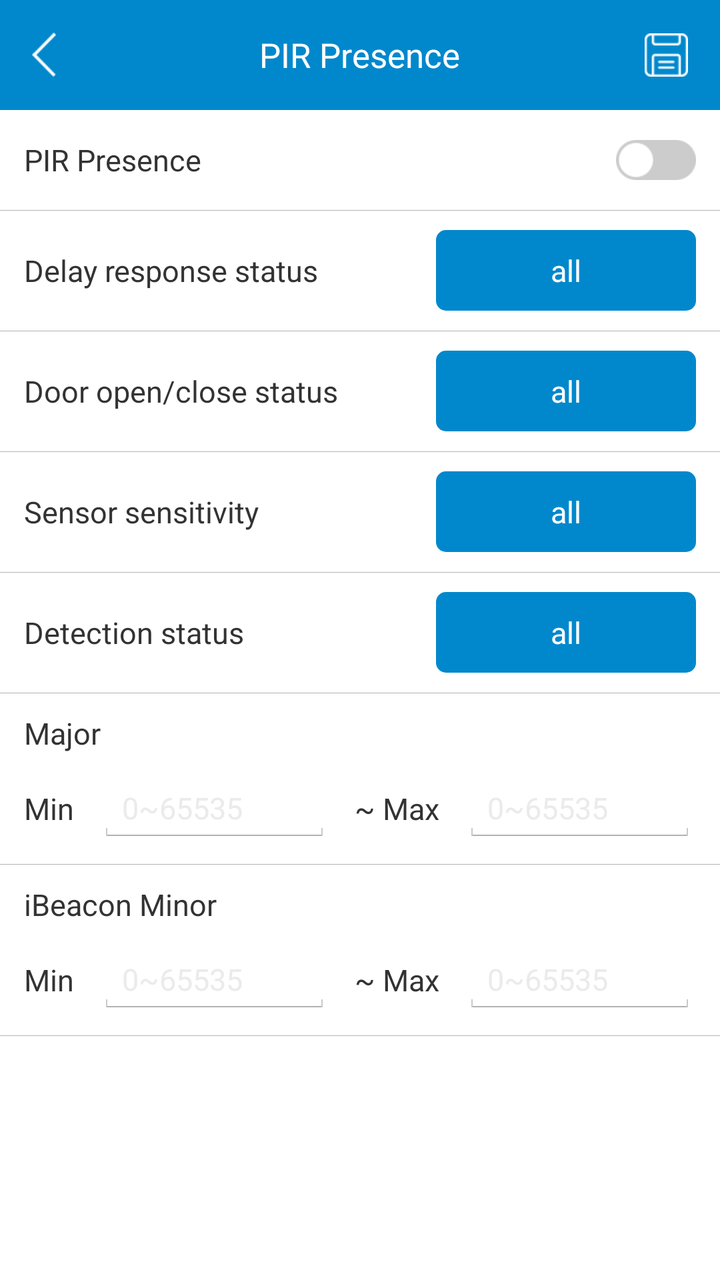
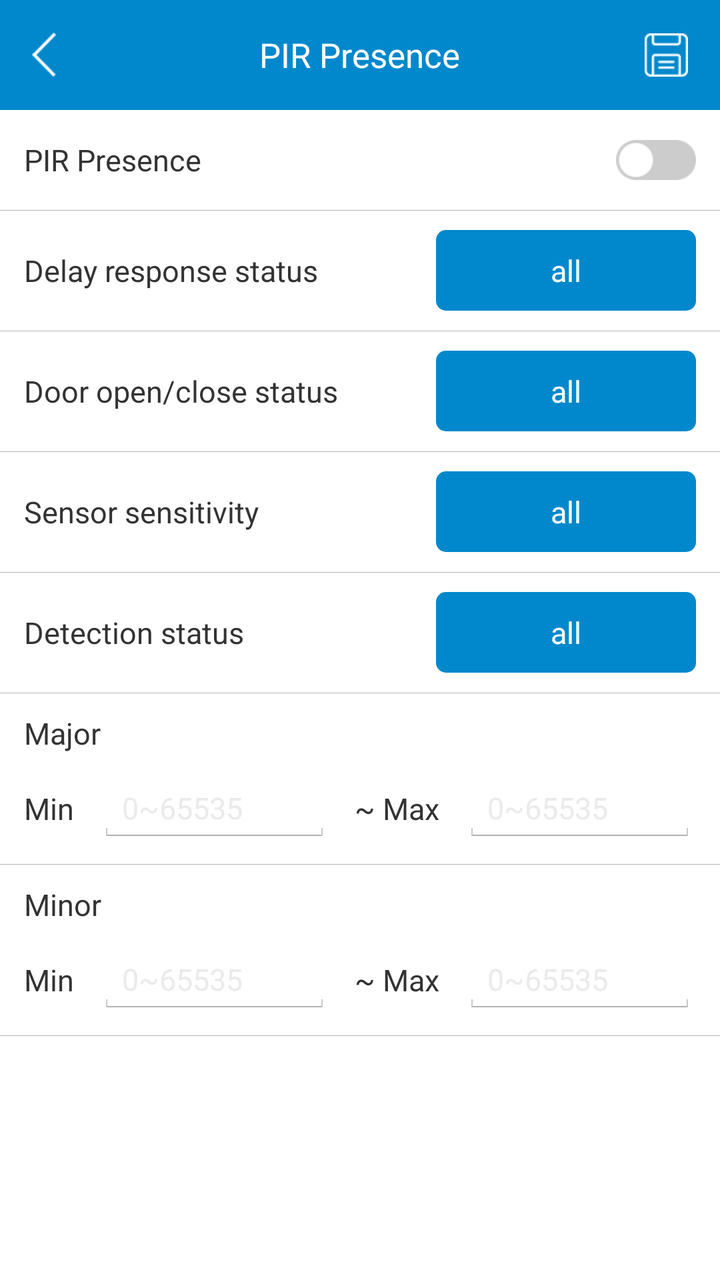

Before-and-after screenshots of an Android layout around one commit, followed by the original layout XML and the change that was made.
<!-- AndroidManifest.xml: application theme LaunchActivityTheme -->
<!-- res/layout/activity_filter_pir_mkgw7.xml -->
<?xml version="1.0" encoding="utf-8"?>
<LinearLayout xmlns:android="http://schemas.android.com/apk/res/android"
    xmlns:app="http://schemas.android.com/apk/res-auto"
    android:layout_width="match_parent"
    android:layout_height="match_parent"
    android:background="@color/white_ffffff"
    android:orientation="vertical">

    <RelativeLayout
        android:layout_width="match_parent"
        android:layout_height="55dp"
        android:background="@color/blue_0188cc">

        <TextView
            android:id="@+id/tv_back"
            android:layout_width="wrap_content"
            android:layout_height="match_parent"
            android:drawableLeft="@drawable/back"
            android:drawablePadding="6dp"
            android:gravity="center_vertical"
            android:onClick="onBack"
            android:paddingLeft="16dp"
            android:textColor="@color/white_ffffff"
            android:textSize="15sp" />

        <TextView
            android:id="@+id/tv_title"
            android:layout_width="wrap_content"
            android:layout_height="wrap_content"
            android:layout_centerInParent="true"
            android:text="PIR Presence"
            android:textColor="@color/white_ffffff"
            android:textSize="17sp" />

        <ImageView
            android:id="@+id/iv_save"
            android:layout_width="wrap_content"
            android:layout_height="match_parent"
            android:layout_alignParentRight="true"
            android:onClick="onSave"
            android:paddingLeft="16dp"
            android:paddingRight="16dp"
            android:src="@drawable/ic_save" />

    </RelativeLayout>

    <androidx.core.widget.NestedScrollView
        android:layout_width="match_parent"
        android:layout_height="match_parent"
        android:orientation="vertical">

        <androidx.constraintlayout.widget.ConstraintLayout
            android:layout_width="match_parent"
            android:layout_height="wrap_content"
            android:focusable="true"
            android:focusableInTouchMode="true">

            <CheckBox
                android:id="@+id/cb_pir"
                android:layout_width="0dp"
                android:layout_height="50dp"
                android:layout_marginLeft="12dp"
                android:layout_marginRight="12dp"
                android:button="@null"
                android:checked="false"
                android:drawableRight="@drawable/selector_cb_btn"
                android:text="PIR Presence"
                android:textColor="@color/black_333333"
                android:textSize="15sp"
                app:layout_constraintLeft_toLeftOf="parent"
                app:layout_constraintRight_toRightOf="parent"
                app:layout_constraintTop_toTopOf="parent" />

            <View
                style="@style/divider_line"
                android:layout_width="0dp"
                app:layout_constraintLeft_toLeftOf="parent"
                app:layout_constraintRight_toRightOf="parent"
                app:layout_constraintTop_toBottomOf="@id/cb_pir" />

            <TextView
                android:layout_width="wrap_content"
                android:layout_height="wrap_content"
                android:layout_marginLeft="12dp"
                android:text="Delay response status"
                android:textColor="@color/black_333333"
                android:textSize="15sp"
                app:layout_constraintBottom_toBottomOf="@id/tv_delay_resp_status"
                app:layout_constraintLeft_toLeftOf="parent"
                app:layout_constraintTop_toTopOf="@id/tv_delay_resp_status" />

            <TextView
                android:id="@+id/tv_delay_resp_status"
                android:layout_width="wrap_content"
                android:layout_height="wrap_content"
                android:layout_marginTop="10dp"
                android:layout_marginRight="12dp"
                android:background="@drawable/shape_radius_blue_btn_bg"
                android:gravity="center"
                android:minWidth="130dp"
                android:onClick="onDelayRespStatus"
                android:padding="10dp"
                android:text="all"
                android:textColor="@color/white_ffffff"
                android:textSize="15sp"
                app:layout_constraintRight_toRightOf="parent"
                app:layout_constraintTop_toBottomOf="@id/cb_pir" />

            <View
                style="@style/divider_line"
                android:layout_width="0dp"
                android:layout_marginTop="10dp"
                app:layout_constraintLeft_toLeftOf="parent"
                app:layout_constraintRight_toRightOf="parent"
                app:layout_constraintTop_toBottomOf="@id/tv_delay_resp_status" />
            <TextView
                android:layout_width="wrap_content"
                android:layout_height="wrap_content"
                android:layout_marginLeft="12dp"
                android:text="Door open/close status"
                android:textColor="@color/black_333333"
                android:textSize="15sp"
                app:layout_constraintBottom_toBottomOf="@id/tv_door_status"
                app:layout_constraintLeft_toLeftOf="parent"
                app:layout_constraintTop_toTopOf="@id/tv_door_status" />

            <TextView
                android:id="@+id/tv_door_status"
                android:layout_width="wrap_content"
                android:layout_height="wrap_content"
                android:layout_marginTop="20dp"
                android:layout_marginRight="12dp"
                android:background="@drawable/shape_radius_blue_btn_bg"
                android:gravity="center"
                android:minWidth="130dp"
                android:onClick="onDoorStatus"
                android:padding="10dp"
                android:text="all"
                android:textColor="@color/white_ffffff"
                android:textSize="15sp"
                app:layout_constraintRight_toRightOf="parent"
                app:layout_constraintTop_toBottomOf="@id/tv_delay_resp_status" />

            <View
                style="@style/divider_line"
                android:layout_width="0dp"
                android:layout_marginTop="10dp"
                app:layout_constraintLeft_toLeftOf="parent"
                app:layout_constraintRight_toRightOf="parent"
                app:layout_constraintTop_toBottomOf="@id/tv_door_status" />

            <TextView
                android:layout_width="wrap_content"
                android:layout_height="wrap_content"
                android:layout_marginLeft="12dp"
                android:text="Sensor sensitivity"
                android:textColor="@color/black_333333"
                android:textSize="15sp"
                app:layout_constraintBottom_toBottomOf="@id/tv_sensor_sensitivity"
                app:layout_constraintLeft_toLeftOf="parent"
                app:layout_constraintTop_toTopOf="@id/tv_sensor_sensitivity" />

            <TextView
                android:id="@+id/tv_sensor_sensitivity"
                android:layout_width="wrap_content"
                android:layout_height="wrap_content"
                android:layout_marginTop="20dp"
                android:layout_marginRight="12dp"
                android:background="@drawable/shape_radius_blue_btn_bg"
                android:gravity="center"
                android:minWidth="130dp"
                android:onClick="onSensorSensitivity"
                android:padding="10dp"
                android:text="all"
                android:textColor="@color/white_ffffff"
                android:textSize="15sp"
                app:layout_constraintRight_toRightOf="parent"
                app:layout_constraintTop_toBottomOf="@id/tv_door_status" />

            <View
                style="@style/divider_line"
                android:layout_width="0dp"
                android:layout_marginTop="10dp"
                app:layout_constraintLeft_toLeftOf="parent"
                app:layout_constraintRight_toRightOf="parent"
                app:layout_constraintTop_toBottomOf="@id/tv_sensor_sensitivity" />

            <TextView
                android:layout_width="wrap_content"
                android:layout_height="wrap_content"
                android:layout_marginLeft="12dp"
                android:text="Detection status"
                android:textColor="@color/black_333333"
                android:textSize="15sp"
                app:layout_constraintBottom_toBottomOf="@id/tv_detection_status"
                app:layout_constraintLeft_toLeftOf="parent"
                app:layout_constraintTop_toTopOf="@id/tv_detection_status" />

            <TextView
                android:id="@+id/tv_detection_status"
                android:layout_width="wrap_content"
                android:layout_height="wrap_content"
                android:layout_marginTop="20dp"
                android:layout_marginRight="12dp"
                android:background="@drawable/shape_radius_blue_btn_bg"
                android:gravity="center"
                android:minWidth="130dp"
                android:onClick="onDetectionStatus"
                android:padding="10dp"
                android:text="all"
                android:textColor="@color/white_ffffff"
                android:textSize="15sp"
                app:layout_constraintRight_toRightOf="parent"
                app:layout_constraintTop_toBottomOf="@id/tv_sensor_sensitivity" />

            <View
                style="@style/divider_line"
                android:layout_width="0dp"
                android:layout_marginTop="10dp"
                app:layout_constraintLeft_toLeftOf="parent"
                app:layout_constraintRight_toRightOf="parent"
                app:layout_constraintTop_toBottomOf="@id/tv_detection_status" />

            <TextView
                android:id="@+id/pir_major"
                android:layout_width="wrap_content"
                android:layout_height="wrap_content"
                android:layout_marginLeft="12dp"
                android:layout_marginTop="20dp"
                android:text="Major"
                android:textColor="@color/black_333333"
                android:textSize="15sp"
                app:layout_constraintLeft_toLeftOf="parent"
                app:layout_constraintTop_toBottomOf="@id/tv_detection_status" />

            <LinearLayout
                android:id="@+id/ll_pir_major"
                android:layout_width="0dp"
                android:layout_height="wrap_content"
                android:layout_marginTop="10dp"
                android:focusable="true"
                android:focusableInTouchMode="true"
                android:gravity="center_vertical"
                android:orientation="horizontal"
                android:paddingLeft="12dp"
                android:paddingRight="12dp"
                android:visibility="visible"
                app:layout_constraintLeft_toLeftOf="parent"
                app:layout_constraintRight_toRightOf="parent"
                app:layout_constraintTop_toBottomOf="@id/pir_major">

                <TextView
                    android:layout_width="wrap_content"
                    android:layout_height="wrap_content"
                    android:text="Min"
                    android:textColor="@color/black_333333"
                    android:textSize="15sp" />

                <EditText
                    android:id="@+id/et_pir_major_min"
                    android:layout_width="0dp"
                    android:layout_height="wrap_content"
                    android:layout_marginLeft="12dp"
                    android:layout_marginRight="12dp"
                    android:layout_weight="1.0"
                    android:hint="0~65535"
                    android:inputType="number"
                    android:maxLength="5"
                    android:textColor="@color/black_333333"
                    android:textColorHint="@color/grey_ebebeb"
                    android:textSize="15sp" />

                <TextView
                    android:layout_width="wrap_content"
                    android:layout_height="wrap_content"
                    android:text="~ Max"
                    android:textColor="@color/black_333333"
                    android:textSize="15sp" />

                <EditText
                    android:id="@+id/et_pir_major_max"
                    android:layout_width="0dp"
                    android:layout_height="wrap_content"
                    android:layout_marginLeft="12dp"
                    android:layout_weight="1.0"
                    android:hint="0~65535"
                    android:inputType="number"
                    android:maxLength="5"
                    android:textColor="@color/black_333333"
                    android:textColorHint="@color/grey_ebebeb"
                    android:textSize="15sp" />

            </LinearLayout>

            <View
                style="@style/divider_line"
                android:layout_width="0dp"
                android:layout_marginTop="10dp"
                app:layout_constraintLeft_toLeftOf="parent"
                app:layout_constraintRight_toRightOf="parent"
                app:layout_constraintTop_toBottomOf="@id/ll_pir_major" />

            <TextView
                android:id="@+id/pir_minor"
                android:layout_width="wrap_content"
                android:layout_height="wrap_content"
                android:layout_marginLeft="12dp"
                android:layout_marginTop="20dp"
                android:text="iBeacon Minor"
                android:textColor="@color/black_333333"
                android:textSize="15sp"
                app:layout_constraintLeft_toLeftOf="parent"
                app:layout_constraintTop_toBottomOf="@id/ll_pir_major" />

            <LinearLayout
                android:id="@+id/ll_pir_minor"
                android:layout_width="0dp"
                android:layout_height="wrap_content"
                android:layout_marginTop="10dp"
                android:focusable="true"
                android:focusableInTouchMode="true"
                android:gravity="center_vertical"
                android:orientation="horizontal"
                android:paddingLeft="12dp"
                android:paddingRight="12dp"
                android:visibility="visible"
                app:layout_constraintLeft_toLeftOf="parent"
                app:layout_constraintRight_toRightOf="parent"
                app:layout_constraintTop_toBottomOf="@id/pir_minor">

                <TextView
                    android:layout_width="wrap_content"
                    android:layout_height="wrap_content"
                    android:text="Min"
                    android:textColor="@color/black_333333"
                    android:textSize="15sp" />

                <EditText
                    android:id="@+id/et_pir_minor_min"
                    android:layout_width="0dp"
                    android:layout_height="wrap_content"
                    android:layout_marginLeft="12dp"
                    android:layout_marginRight="12dp"
                    android:layout_weight="1.0"
                    android:hint="0~65535"
                    android:inputType="number"
                    android:maxLength="5"
                    android:textColor="@color/black_333333"
                    android:textColorHint="@color/grey_ebebeb"
                    android:textSize="15sp" />

                <TextView
                    android:layout_width="wrap_content"
                    android:layout_height="wrap_content"
                    android:text="~ Max"
                    android:textColor="@color/black_333333"
                    android:textSize="15sp" />

                <EditText
                    android:id="@+id/et_pir_minor_max"
                    android:layout_width="0dp"
                    android:layout_height="wrap_content"
                    android:layout_marginLeft="12dp"
                    android:layout_weight="1.0"
                    android:hint="0~65535"
                    android:inputType="number"
                    android:maxLength="5"
                    android:textColor="@color/black_333333"
                    android:textColorHint="@color/grey_ebebeb"
                    android:textSize="15sp" />

            </LinearLayout>

            <View
                style="@style/divider_line"
                android:layout_width="0dp"
                android:layout_marginTop="10dp"
                app:layout_constraintLeft_toLeftOf="parent"
                app:layout_constraintRight_toRightOf="parent"
                app:layout_constraintTop_toBottomOf="@id/ll_pir_minor" />
        </androidx.constraintlayout.widget.ConstraintLayout>
    </androidx.core.widget.NestedScrollView>
</LinearLayout>
<!-- resources referenced by this layout -->
<resources>
  <color name="black_333333">#333333</color>
  <color name="blue_0188cc">#0188cc</color>
  <color name="grey_ebebeb">#ebebeb</color>
  <color name="white_ffffff">#ffffff</color>
  <!-- drawable back: png bitmap (drawable-xhdpi, 1425 bytes) -->
  <!-- drawable ic_save: png bitmap (drawable-xhdpi, 1475 bytes) -->
  <!-- drawable selector_cb_btn (drawable) -->
  <?xml version="1.0" encoding="utf-8"?>
  <selector xmlns:android="http://schemas.android.com/apk/res/android">
      <item android:drawable="@drawable/checkbox_close" android:state_checked="false"/>
      <item android:drawable="@drawable/checkbox_open" android:state_checked="true"/>
  </selector>
  <!-- drawable shape_radius_blue_btn_bg (drawable) -->
  <?xml version="1.0" encoding="utf-8"?>
  <shape xmlns:android="http://schemas.android.com/apk/res/android"
      android:shape="rectangle">
      <corners android:radius="5dp" />
      <solid android:color="@color/blue_0188cc" />
  </shape>
  <style name="divider_line">
          <item name="android:layout_width">match_parent</item>
          <item name="android:layout_height">1px</item>
          <item name="android:background">@color/grey_b3b3b3</item>
      </style>
  <style name="LaunchActivityTheme" parent="android:Theme.Holo.Light.NoActionBar">
          <item name="android:windowBackground">@android:color/transparent</item>
          <item name="android:colorBackground">@android:color/transparent</item>
          <item name="android:colorForeground">@android:color/transparent</item>
      </style>
  <!-- drawable checkbox_close: png bitmap (drawable-xhdpi, 1957 bytes) -->
  <!-- drawable checkbox_open: png bitmap (drawable-xhdpi, 2065 bytes) -->
  <color name="grey_b3b3b3">#b3b3b3</color>
</resources>

<!-- the commit's change to res/layout/activity_filter_pir_mkgw7.xml (unified diff, before → after) -->
@@ -306,7 +306,7 @@
                 android:layout_height="wrap_content"
                 android:layout_marginLeft="12dp"
                 android:layout_marginTop="20dp"
-                android:text="iBeacon Minor"
+                android:text="Minor"
                 android:textColor="@color/black_333333"
                 android:textSize="15sp"
                 app:layout_constraintLeft_toLeftOf="parent"
